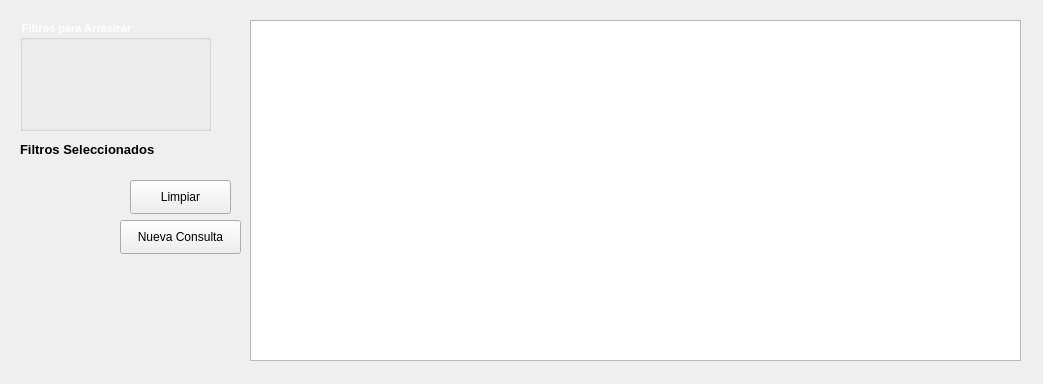
The window that src/GUI/ConsultasView.ui (jesusramondovale/IngenicaSTS) describes before a commit, drawn with Qt 5.
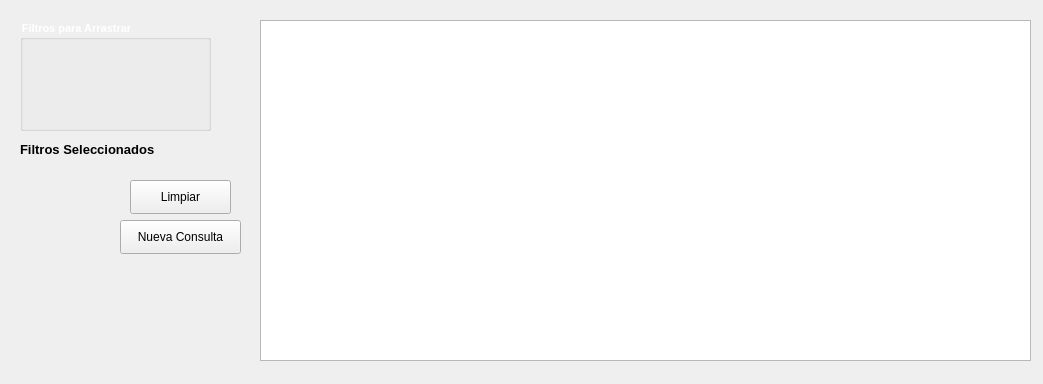
The same window after the commit.

Commit message: Añadido: Consultas View: Rellenado de tabla

The edit to the form file:
```diff
--- a/src/GUI/ConsultasView.ui
+++ b/src/GUI/ConsultasView.ui
@@ -88,7 +88,7 @@
    <widget class="QTableWidget" name="tableConsultas">
     <property name="geometry">
      <rect>
-      <x>250</x>
+      <x>260</x>
       <y>20</y>
       <width>771</width>
       <height>341</height>
```
The commit also changes 2 other files.
